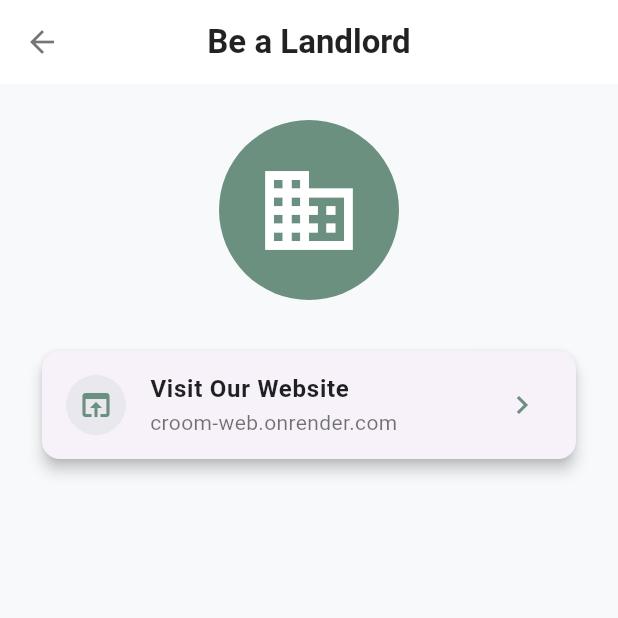
After one commit to hano0709/croom2, a Flutter app: the screen it shows once a user with an empty profile is signed in, in the side drawer, after a tap on "Be a Landlord", on a phone screen of 412 x 824 dp, the top half of it. The commit adds this screen. Run offline on Flutter 3.47's test engine with Material 3 defaults, Android fonts, the light colour scheme and no system bars; our stand-ins replace cloud_firestore, firebase_auth, firebase_core, google_sign_in; missing offline and left inert: razorpay_flutter; accounts and stored records are empty.

Commit message:
landlord website linked

```diff
--- /dev/null
+++ b/lib/be_landlord_screen.dart
@@ -0,0 +1,86 @@
+import 'package:flutter/material.dart';
+import 'package:url_launcher/url_launcher.dart';
+
+class BeLandlordScreen extends StatelessWidget {
+  const BeLandlordScreen({Key? key}) : super(key: key);
+
+  Future<void> _launchWebsite(BuildContext context) async {
+    final Uri uri = Uri.parse('https://croom-web.onrender.com');
+
+    if (await canLaunchUrl(uri)) {
+      await launchUrl(uri, mode: LaunchMode.externalApplication);
+    } else {
+      ScaffoldMessenger.of(context).showSnackBar(
+        const SnackBar(content: Text('Could not open the website')),
+      );
+    }
+  }
+
+  @override
+  Widget build(BuildContext context) {
+    final Color primary = const Color(0xFF6B9080);
+    final Color surface = const Color(0xFFF8F9FA);
+
+    return Scaffold(
+      appBar: AppBar(
+        title: const Text(
+          'Be a Landlord',
+          style: TextStyle(
+            color: Colors.black87,
+            fontWeight: FontWeight.w600,
+          ),
+        ),
+        centerTitle: true,
+        backgroundColor: Colors.white,
+        elevation: 0,
+        iconTheme: const IconThemeData(color: Colors.black54),
+      ),
+      body: Container(
+        color: surface,
+        padding: const EdgeInsets.all(24.0),
+        child: Column(
+          crossAxisAlignment: CrossAxisAlignment.stretch,
+          children: [
+            const CircleAvatar(
+              radius: 60,
+              backgroundColor: Color(0xFF6B9080),
+              child: Icon(
+                Icons.business,
+                size: 70,
+                color: Colors.white,
+              ),
+            ),
+            const SizedBox(height: 30),
+            Card(
+              elevation: 4,
+              shape: RoundedRectangleBorder(
+                borderRadius: BorderRadius.circular(12),
+              ),
+              child: ListTile(
+                leading: CircleAvatar(
+                  backgroundColor: primary.withOpacity(0.1),
+                  child: Icon(Icons.open_in_browser, color: primary),
+                ),
+                title: const Text(
+                  'Visit Our Website',
+                  style: TextStyle(
+                    fontWeight: FontWeight.bold,
+                    color: Colors.black87,
+                  ),
+                ),
+                subtitle: const Text(
+                  'croom-web.onrender.com',
+                  style: TextStyle(
+                    color: Colors.black54,
+                  ),
+                ),
+                trailing: Icon(Icons.chevron_right, color: primary),
+                onTap: () => _launchWebsite(context),
+              ),
+            ),
+          ],
+        ),
+      ),
+    );
+  }
+}
--- a/lib/home_screen.dart
+++ b/lib/home_screen.dart
@@ -1,3 +1,4 @@
+import 'package:croom2/be_landlord_screen.dart';
 import 'package:croom2/chat_dashboard_screen.dart';
 import 'package:croom2/contact_us_screen.dart';
 import 'package:croom2/profile_screen.dart';
@@ -423,6 +424,11 @@ class _HomeScreenState extends State<HomeScreen> with SingleTickerProviderStateM
               title: Text('Contact Us'),
               onTap: () => Navigator.push(context, MaterialPageRoute(builder: (context) => ContactUsScreen())),
             ),
+            ListTile(
+              leading: Icon(Icons.work, color: primary),
+              title: Text('Be a Landlord'),
+              onTap: () => Navigator.push(context, MaterialPageRoute(builder: (context) => BeLandlordScreen())),
+            ),
           ],
         ),
       ),
```
